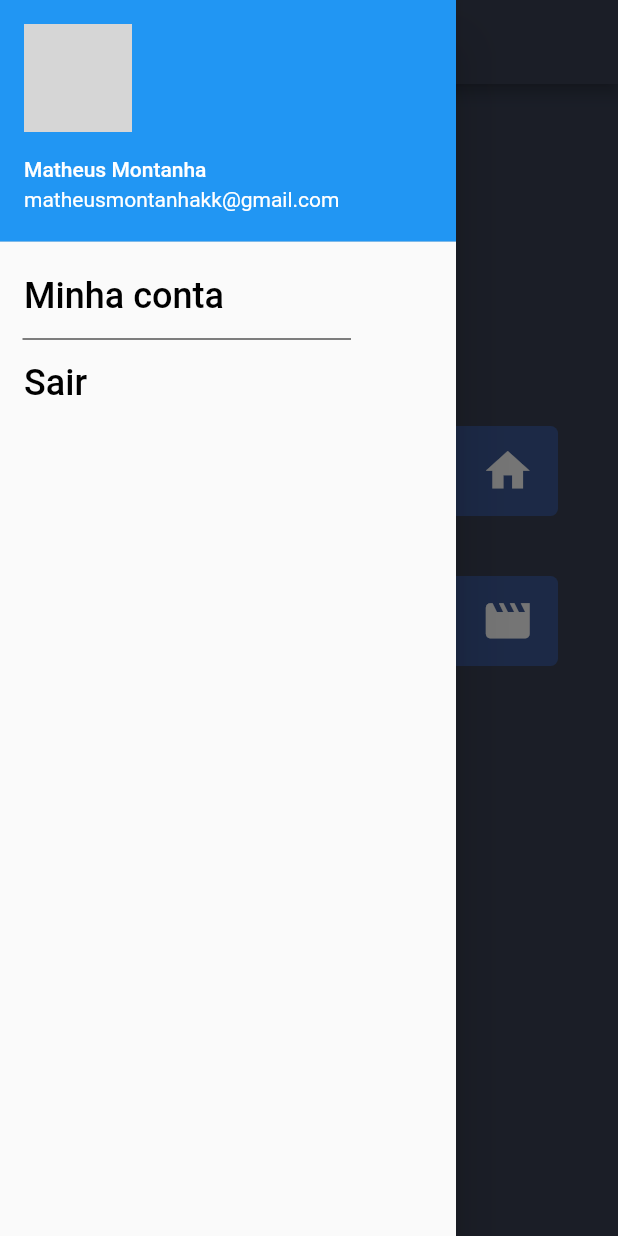
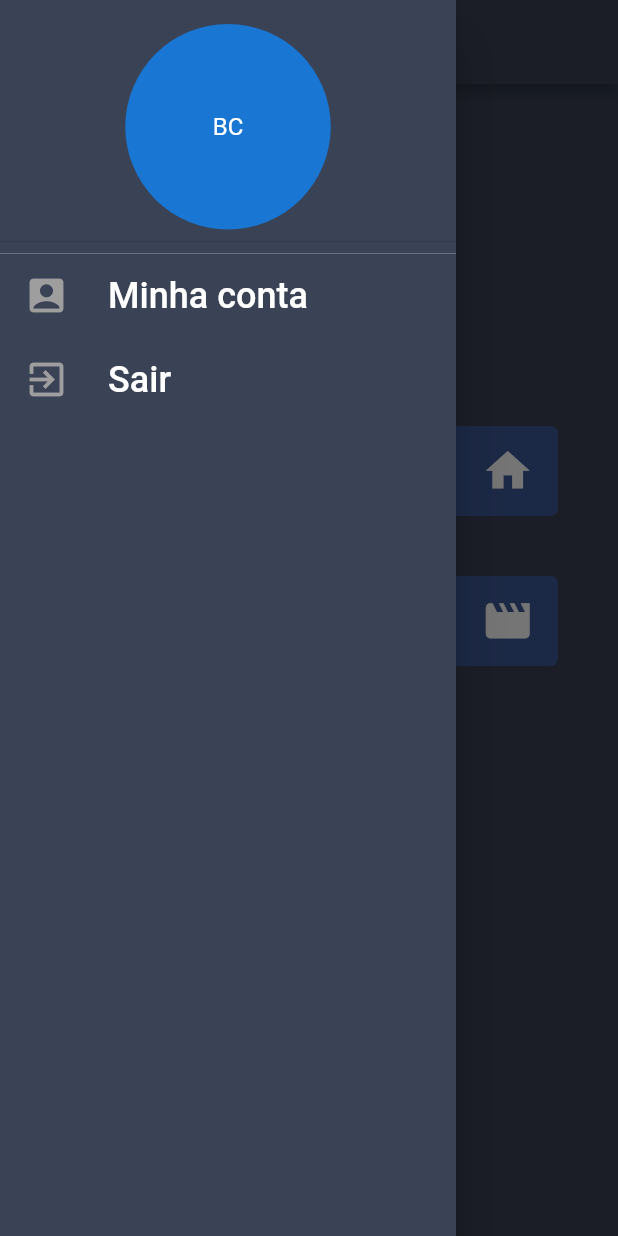
Before and after one commit to MatheusMontanha/BuscaCine_app, a Flutter app: the OpcoesBuscaCine screen opened directly, with the side drawer open, on a phone screen of 412 x 824 dp. Run offline on Flutter 3.47's test engine with Material 2 defaults, Android fonts, the phone set to English and light mode, and no system bars; our stand-ins replace dio, flutter_money_formatter, google_maps_flutter, location, shared_preferences; accounts and stored records are empty; grey boxes are pictures that could not be loaded.

Commit message:
Alert de confirmação de logout

```diff
--- a/lib/src/Pages/Home/login_page.dart
+++ b/lib/src/Pages/Home/login_page.dart
@@ -89,7 +89,7 @@ class _LoginPageState extends State<LoginPage> {
                 validator: EmailFieldValidator.validate,
                 controller: emailController,
                 decoration: InputDecoration(
-                  labelText: "Email",
+                  labelText: "Telefone ou E-mail",
                   labelStyle: TextStyle(
                     color: Colors.black38,
                     fontWeight: FontWeight.w400,
--- a/lib/src/Pages/Home/opcoes_BuscaCine.dart
+++ b/lib/src/Pages/Home/opcoes_BuscaCine.dart
@@ -27,6 +27,38 @@ class _OpcoesBuscaCineState extends State<OpcoesBuscaCine> {
     }
   }
 
+  alertDialogExit(BuildContext context) {
+    Widget cancelarButton = FlatButton(
+        onPressed: () {
+          Navigator.of(context).pop();
+        },
+        child: Text("Cancelar"));
+    Widget continuarButton = FlatButton(
+        onPressed: () {
+          sharedPreferences.clear();
+          Navigator.of(context).pushAndRemoveUntil(
+              MaterialPageRoute(builder: (BuildContext context) => LoginPage()),
+              (Route<dynamic> route) => false);
+        },
+        child: Text("Continuar"));
+
+    AlertDialog alert = AlertDialog(
+      title: Text("Alerta!"),
+      content: Text("Tem certeza que deseja sair?"),
+      actions: <Widget>[
+        cancelarButton,
+        continuarButton,
+      ],
+    );
+
+    showDialog(
+      context: context,
+      builder: (BuildContext context) {
+        return alert;
+      },
+    );
+  }
+
   Color corPrimaria = Color.fromRGBO(58, 66, 86, 1.0);
   @override
   Widget build(BuildContext context) {
@@ -38,45 +70,55 @@ class _OpcoesBuscaCineState extends State<OpcoesBuscaCine> {
       drawer: new Drawer(
         child: ListView(
           children: <Widget>[
-            UserAccountsDrawerHeader(
-              arrowColor: corPrimaria,
-              accountName: Text("Matheus Montanha"),
-              accountEmail: Text("matheusmontanhakk@gmail.com"),
-              currentAccountPicture: CircleAvatar(
-                backgroundImage:
-                    NetworkImage("https://i.pravatar.cc/150?img=3"),
+            Container(
+              color: corPrimaria,
+              child: DrawerHeader(
+                child: CircleAvatar(
+                  radius: 20,
+                  child: Text("BC"),
+                  // backgroundImage:
+                  //     NetworkImage("https://i.pravatar.cc/150?img=3"),
                 ),
               ),
+            ),
+            Container(
+              height: MediaQuery.of(context).size.height,
+              color: corPrimaria,
+              child: Column(
+                children: <Widget>[
                   ListTile(
+                    leading: Icon(
+                      Icons.account_box,
+                      size: 30,
+                      color: Colors.grey,
+                    ),
                     title: Text(
                       "Minha conta",
                       style: TextStyle(
-                  color: Colors.black,
+                        color: Colors.white,
                         fontSize: 24,
                       ),
                     ),
                   ),
-            Divider(
-              color: Colors.black,
-              height: 2.0,
-              indent: 15,
-              endIndent: 70,
+                  ListTile(
+                    leading: Icon(
+                      Icons.exit_to_app,
+                      size: 30,
+                      color: Colors.grey,
                     ),
-            ListTile(
                     title: Text(
                       "Sair",
                       style: TextStyle(
-                  color: Colors.black,
+                        color: Colors.white,
                         fontSize: 24,
                       ),
                     ),
                     onTap: () {
-                sharedPreferences.clear();
-                Navigator.of(context).pushAndRemoveUntil(
-                    MaterialPageRoute(
-                        builder: (BuildContext context) => LoginPage()),
-                    (Route<dynamic> route) => false);
+                      alertDialogExit(context);
                     },
+                  ),
+                ],
+              ),
             ),
           ],
         ),
```
Lines whose indentation alone changed are shown as unchanged.
